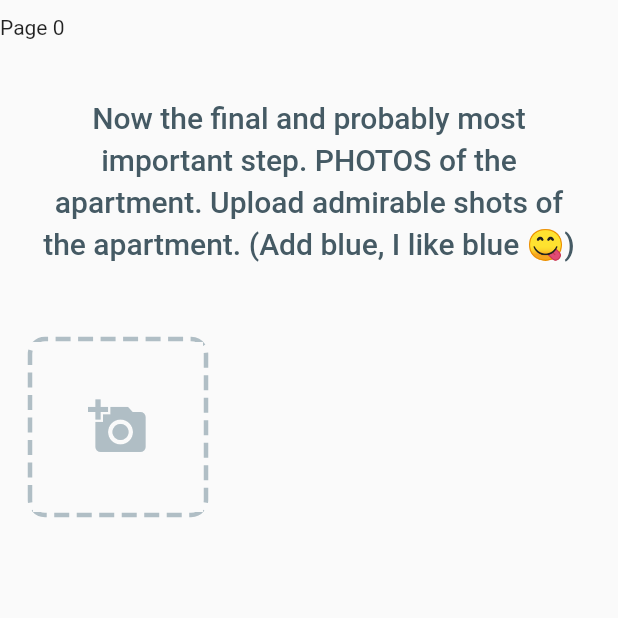
After one commit to PRINCEISAH/Roommate-matcher, a Flutter app: the ApartmentCreate screen opened directly, after a tap on the "add a photo" icon, on a phone screen of 412 x 824 dp, the top half of it. The commit adds this screen. Run offline on Flutter 3.47's test engine with Material 2 defaults, Android fonts, the phone set to English and light mode, and no system bars; drawn by our look-alikes of dotted_border; our stand-ins replace cloud_firestore, email_validator, equatable, firebase_auth, firebase_storage, flutter_bloc and 1 more; missing offline and left inert: multi_image_picker; accounts and stored records are empty.

Commit message:
Added UI for step 5 in apartment creation process

```diff
--- /dev/null
+++ b/lib/ui/apartment_create/apartment_create.dart
@@ -0,0 +1,39 @@
+import 'package:flutter/material.dart';
+import 'package:roommatematcher/ui/apartment_create/step_5.dart';
+
+class ApartmentCreate extends StatefulWidget {
+  @override
+  _ApartmentCreateState createState() => _ApartmentCreateState();
+}
+
+class _ApartmentCreateState extends State<ApartmentCreate> {
+  final PageController _pageViewController = PageController();
+
+  @override
+  Widget build(BuildContext context) {
+    return Scaffold(
+      body: SafeArea(
+        child: Stack(
+          children: <Widget>[
+            PageView(
+              children: <Widget>[
+                ApartmentCreateStep5(),
+              ],
+              controller: _pageViewController,
+            ),
+            Positioned(
+              child: Row(
+                children: <Widget>[
+                  Expanded(child: Text('Page ${_pageViewController.hasClients ? _pageViewController.page : 0}')),
+                ],
+              ),
+              top: 10,
+              right: 0,
+              left: 0,
+            ),
+          ],
+        ),
+      ),
+    );
+  }
+}
--- /dev/null
+++ b/lib/ui/apartment_create/step_5.dart
@@ -0,0 +1,141 @@
+import 'dart:math';
+
+import 'package:dotted_border/dotted_border.dart';
+import 'package:firebase_storage/firebase_storage.dart';
+import 'package:flutter/cupertino.dart';
+import 'package:flutter/material.dart';
+import 'package:flutter/painting.dart';
+import 'package:flutter/services.dart';
+import 'package:multi_image_picker/multi_image_picker.dart';
+
+class ApartmentCreateStep5 extends StatefulWidget {
+  @override
+  _ApartmentCreateStep5State createState() => _ApartmentCreateStep5State();
+}
+
+class _ApartmentCreateStep5State extends State<ApartmentCreateStep5> {
+  List<Asset> _selectedPhotos = <Asset>[];
+
+  Radius _containerRadius = Radius.circular(10);
+
+  Future<void> _uploadImages() async {
+    List downloadUrls = [];
+
+    for (Asset asset in _selectedPhotos) {
+      ByteData imageByteData = await asset.getByteData();
+      List<int> uploadData = imageByteData.buffer.asUint8List();
+      StorageReference uploadReference = FirebaseStorage.instance.ref().child('images').child('im-${asset.name}');
+      StorageUploadTask uploadTask = uploadReference.putData(uploadData);
+
+
+      await uploadTask.onComplete;
+      var downloadUrl = await uploadReference.getDownloadURL();
+      downloadUrls.add(downloadUrl);
+    }
+  }
+
+  void _pickImages() async {
+    List<Asset> _pickedImages = await MultiImagePicker.pickImages(
+      maxImages: 100,
+      selectedAssets: this._selectedPhotos,
+    );
+
+    if (_pickedImages != null) {
+      setState(() {
+        _selectedPhotos = _pickedImages;
+      });
+    }
+  }
+
+  void _removeImage(int index) {
+    if (_selectedPhotos.length > index && index >= 0) {
+      setState(() {
+        _selectedPhotos.removeAt(index);
+      });
+    }
+  }
+
+  @override
+  Widget build(BuildContext context) {
+    return ListView(
+      padding: const EdgeInsets.symmetric(
+        vertical: 64,
+        horizontal: 20,
+      ),
+      children: <Widget>[
+        Text(
+          'Now the final and probably most important step. '
+          'PHOTOS of the apartment. Upload admirable '
+          'shots of the apartment. (Add blue, I like blue 😋)',
+          style: Theme.of(context).textTheme.headline6.copyWith(
+                color: Colors.blueGrey.shade700,
+                height: 1.4,
+              ),
+          textAlign: TextAlign.center,
+        ),
+        SizedBox(
+          height: 50,
+        ),
+        GridView.builder(
+          gridDelegate: SliverGridDelegateWithFixedCrossAxisCount(
+            crossAxisCount: 3,
+            mainAxisSpacing: 10,
+            crossAxisSpacing: 10,
+          ),
+          itemBuilder: buildGridItem,
+          shrinkWrap: true,
+          itemCount: _selectedPhotos.length + 1,
+          primary: false,
+        )
+      ],
+    );
+  }
+
+  Widget buildGridItem(BuildContext context, int index) {
+    if (index == this._selectedPhotos.length) {
+      return Container(
+        child: DottedBorder(
+          strokeWidth: 3,
+          color: Colors.blueGrey.shade200,
+          borderType: BorderType.RRect,
+          radius: _containerRadius,
+          dashPattern: [10, 5],
+          child: Material(
+            child: InkWell(
+              onTap: _pickImages,
+              child: Container(
+                child: Icon(
+                  Icons.add_a_photo,
+                  size: 40,
+                  color: Colors.blueGrey.shade200,
+                ),
+                alignment: Alignment.center,
+              ),
+            ),
+          ),
+        ),
+      );
+    }
+    return Container(
+      child: IconButton(
+        icon: Icon(
+          Icons.cancel,
+          color: Colors.grey.shade100,
+        ),
+        onPressed: () {
+          _removeImage(index);
+        },
+      ),
+      padding: EdgeInsets.all(0),
+      decoration: BoxDecoration(
+        image: DecorationImage(
+          image: AssetThumbImageProvider(_selectedPhotos[index],
+              height: 300, width: 300),
+          fit: BoxFit.cover,
+        ),
+        borderRadius: BorderRadius.all(_containerRadius),
+      ),
+      alignment: Alignment.topRight,
+    );
+  }
+}
--- a/lib/ui/roommate_matcher/roommate_matcher_home_page.dart
+++ b/lib/ui/roommate_matcher/roommate_matcher_home_page.dart
@@ -2,6 +2,7 @@
 import 'package:flutter/material.dart';
 import 'package:flutter_bloc/flutter_bloc.dart';
 import 'package:roommatematcher/core/blocs/auth_bloc.dart';
+import 'package:roommatematcher/ui/apartment_create/apartment_create.dart';
 import 'package:roommatematcher/ui/chat/chat_list_screen.dart';
 //import 'package:roommatematcher/core/models/house.dart';
 //import 'package:roommatematcher/ui/roommate_matcher/apartment_details_page.dart';
@@ -16,7 +17,6 @@ class RoommateMatcherHomePage extends StatefulWidget {
 }
 
 class _RoommateMatcherHomePageState extends State<RoommateMatcherHomePage> {
-
   int _currentIndex = 0;
 
   columnBuilder(
@@ -37,7 +37,6 @@ class _RoommateMatcherHomePageState extends State<RoommateMatcherHomePage> {
     final user =
         (BlocProvider.of<AuthenticationBloc>(context).state as Authenticated)
             .user;
-
 
     /// This is where the logout function is
     /*popUpMenuFunction(String val) {
@@ -68,9 +67,11 @@ class _RoommateMatcherHomePageState extends State<RoommateMatcherHomePage> {
     }*/
 
     return DefaultTabController(
-      length: _currentIndex == 1 ? 1 :2,
+      length: _currentIndex == 1 ? 1 : 2,
       child: Scaffold(
-        body: _currentIndex == 1 ? ChatListScreen() : NestedScrollView(
+        body: _currentIndex == 1
+            ? ChatListScreen()
+            : NestedScrollView(
                 headerSliverBuilder: (_, __) => [
                       SliverPadding(
                         padding: EdgeInsets.symmetric(horizontal: 15),
@@ -104,7 +105,8 @@ class _RoommateMatcherHomePageState extends State<RoommateMatcherHomePage> {
                                     color: Colors.deepOrange,
                                     borderRadius: BorderRadius.circular(5),
                                   ),
-                              unselectedLabelColor: Colors.blueGrey.shade700,
+                                  unselectedLabelColor:
+                                      Colors.blueGrey.shade700,
                                 ),
                               ),
                             ),
@@ -116,7 +118,8 @@ class _RoommateMatcherHomePageState extends State<RoommateMatcherHomePage> {
                                   Text(
                                     'Hi, ${user.name}',
                                     textAlign: TextAlign.center,
-                                style: Theme.of(context).textTheme.headline2,
+                                    style:
+                                        Theme.of(context).textTheme.headline2,
                                   ),
                                   Text(
                                     'Advertise your room or find housemates with similar interests.',
@@ -160,7 +163,8 @@ class _RoommateMatcherHomePageState extends State<RoommateMatcherHomePage> {
                           height: 10,
                         ),
                         FutureBuilder(
-                      builder: (BuildContext context, AsyncSnapshot snapshot) {
+                          builder:
+                              (BuildContext context, AsyncSnapshot snapshot) {
                             if (snapshot.hasError) {
                               print(snapshot.error);
                               return Text(
@@ -170,8 +174,10 @@ class _RoommateMatcherHomePageState extends State<RoommateMatcherHomePage> {
                             if (snapshot.hasData) {
                               return columnBuilder(
                                 context: context,
-                            itemBuilder: (BuildContext context, int index) =>
-                                ApartmentCard(apartment: snapshot.data[index]),
+                                itemBuilder:
+                                    (BuildContext context, int index) =>
+                                        ApartmentCard(
+                                            apartment: snapshot.data[index]),
                                 itemCount: snapshot.data.length,
                               );
                             }
@@ -183,7 +189,14 @@ class _RoommateMatcherHomePageState extends State<RoommateMatcherHomePage> {
                       ],
                     ),
                     Center(
-                  child: Text('Tab two'),
+                      child: RaisedButton(
+                        child: Text('Create apartment'),
+                        onPressed: () {
+                          Navigator.of(context).push(MaterialPageRoute(
+                              builder: (BuildContext context) =>
+                                  ApartmentCreate()));
+                        },
+                      ),
                     ),
                   ],
                 )),
@@ -196,7 +209,9 @@ class _RoommateMatcherHomePageState extends State<RoommateMatcherHomePage> {
           type: BottomNavigationBarType.fixed,
           items: [
             BottomNavigationBarItem(
-              icon: Icon(Icons.home,),
+              icon: Icon(
+                Icons.home,
+              ),
               title: Text('Home'),
             ),
             BottomNavigationBarItem(
--- a/pubspec.yaml
+++ b/pubspec.yaml
@@ -24,6 +24,9 @@ dependencies:
   equatable: ^1.1.1
   email_validator: ^1.0.4
   google_fonts: ^1.1.0
+  multi_image_picker: ^4.6.7
+  dotted_border: ^1.0.5
+  firebase_storage: ^3.1.6
 
 
   flutter:
```
Also changed, not shown: lib/ui/chat/chat_list_screen.dart (+9 -8 lines), pubspec.lock, 1 other file. Lines whose indentation alone changed are shown as unchanged.
